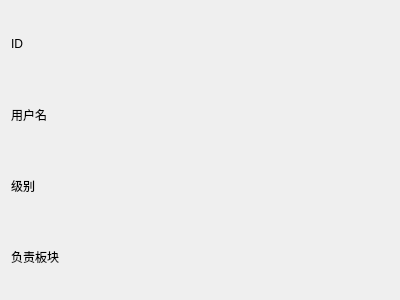
This is personal_infomation.ui in Joeywzr/f0rum as Qt 5 draws it before an edit. The edited form follows.
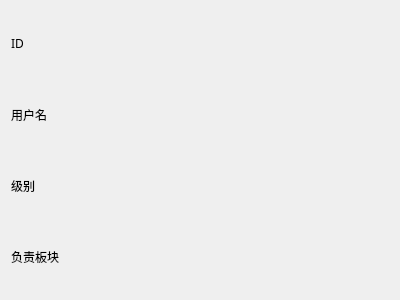
This is the edited form.

```diff
--- a/personal_infomation.ui
+++ b/personal_infomation.ui
@@ -32,6 +32,11 @@
      </item>
      <item row="0" column="0">
       <widget class="QLabel" name="label">
+       <property name="font">
+        <font>
+         <family>思源黑体 CN Normal</family>
+        </font>
+       </property>
        <property name="text">
         <string>ID</string>
        </property>
```
Left out of the diff: 35 changed lines with no effect on the pictures.
